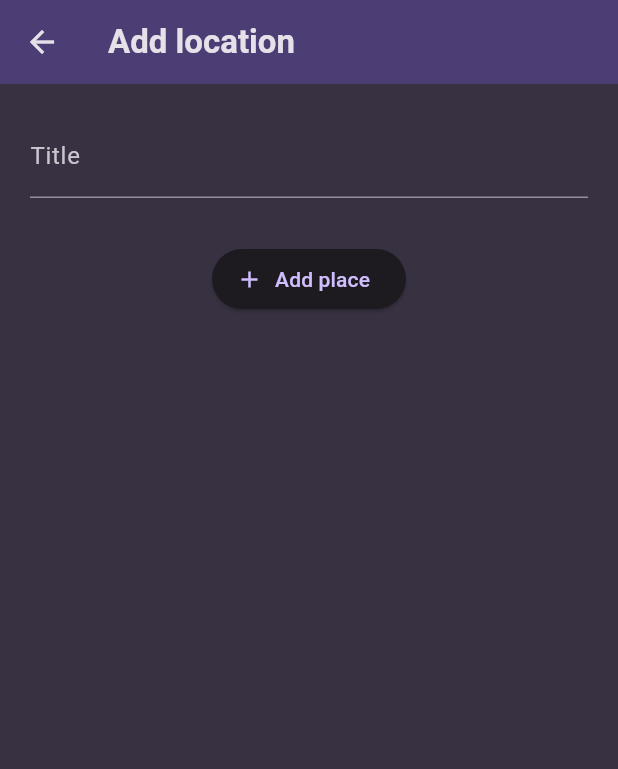
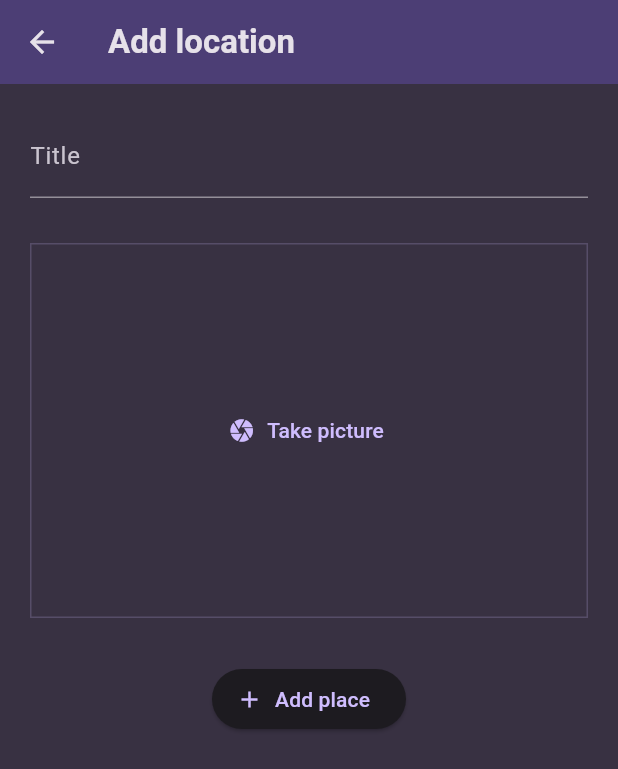
Before and after one commit to Leningram/favourite_places, a Flutter app: the NewLocation screen opened directly, after a tap on "Add place", on a phone screen of 412 x 824 dp. Shown: the top 769 px of the screen. Run offline on Flutter 3.47's test engine with Material 3 defaults, Android fonts, the phone set to English and light mode, and no system bars; our stand-ins replace flutter_riverpod, google_fonts, image_picker.

Commit message:
image picker

```diff
--- a/lib/presentation/screens/new_location.dart
+++ b/lib/presentation/screens/new_location.dart
@@ -1,3 +1,6 @@
+import 'dart:io';
+
+import 'package:favourite_places/presentation/widgets/image_input.dart';
 import 'package:favourite_places/providers/locations_provider.dart';
 import 'package:flutter/material.dart';
 import 'package:flutter_riverpod/flutter_riverpod.dart';
@@ -11,14 +14,14 @@ class NewLocation extends ConsumerStatefulWidget {
 
 class _NewLocationState extends ConsumerState<NewLocation> {
   final _titleController = TextEditingController();
-  void createLocation() {}
+  File? _selectedImage;
 
   void _addLocation() {
     final title = _titleController.text;
-    if (title.isEmpty) {
+    if (title.isEmpty || _selectedImage == null) {
       return;
     }
-    ref.read(locationsProvider.notifier).addLocation(title);
+    ref.read(locationsProvider.notifier).addLocation(title, _selectedImage!);
     Navigator.of(context).pop();
   }
 
@@ -42,6 +45,10 @@ class _NewLocationState extends ConsumerState<NewLocation> {
               decoration: const InputDecoration(label: Text('Title')),
             ),
             const SizedBox(height: 30),
+            ImageInput(
+              onSelectImage: (image) => {_selectedImage = image},
+            ),
+            const SizedBox(height: 30),
             ElevatedButton.icon(
               icon: const Icon(Icons.add),
               onPressed: _addLocation,
--- /dev/null
+++ b/lib/presentation/widgets/image_input.dart
@@ -0,0 +1,65 @@
+import 'package:flutter/material.dart';
+import 'dart:io';
+import 'package:image_picker/image_picker.dart';
+
+class ImageInput extends StatefulWidget {
+  const ImageInput({super.key, required this.onSelectImage});
+
+  final void Function(File image) onSelectImage;
+
+  @override
+  State<ImageInput> createState() => _ImageInputState();
+}
+
+class _ImageInputState extends State<ImageInput> {
+  File? _selectedImage;
+
+  void _takePicture() async {
+    final imagePicker = ImagePicker();
+    final pickedImage = await imagePicker.pickImage(
+      source: ImageSource.gallery,
+      // maxWidth: 600,
+    );
+
+    if (pickedImage == null) {
+      return;
+    }
+
+    setState(() {
+      _selectedImage = File(pickedImage.path);
+    });
+
+    widget.onSelectImage(_selectedImage!);
+  }
+
+  @override
+  Widget build(BuildContext context) {
+    Widget content = TextButton.icon(
+      icon: const Icon(Icons.camera),
+      label: const Text('Take picture'),
+      onPressed: _takePicture,
+    );
+
+    if (_selectedImage != null) {
+      content = GestureDetector(
+        onTap: _takePicture,
+        child: Image.file(
+          _selectedImage!,
+          fit: BoxFit.cover,
+          width: double.infinity,
+          height: double.infinity,
+        ),
+      );
+    }
+    return Container(
+      height: 250,
+      width: double.infinity,
+      alignment: Alignment.center,
+      decoration: BoxDecoration(
+          border: Border.all(
+              width: 1,
+              color: Theme.of(context).colorScheme.primary.withOpacity(0.2))),
+      child: content,
+    );
+  }
+}
--- a/pubspec.yaml
+++ b/pubspec.yaml
@@ -38,6 +38,7 @@ dependencies:
   google_fonts: ^6.2.1
   flutter_riverpod: ^2.5.1
   uuid: ^4.4.0
+  image_picker: ^1.1.2
 
 dev_dependencies:
   flutter_test:
```
Also changed, not shown: lib/models/location.dart (+5 -2 lines), lib/providers/locations_provider.dart (+5 -3 lines), pubspec.lock, 7 other files.
